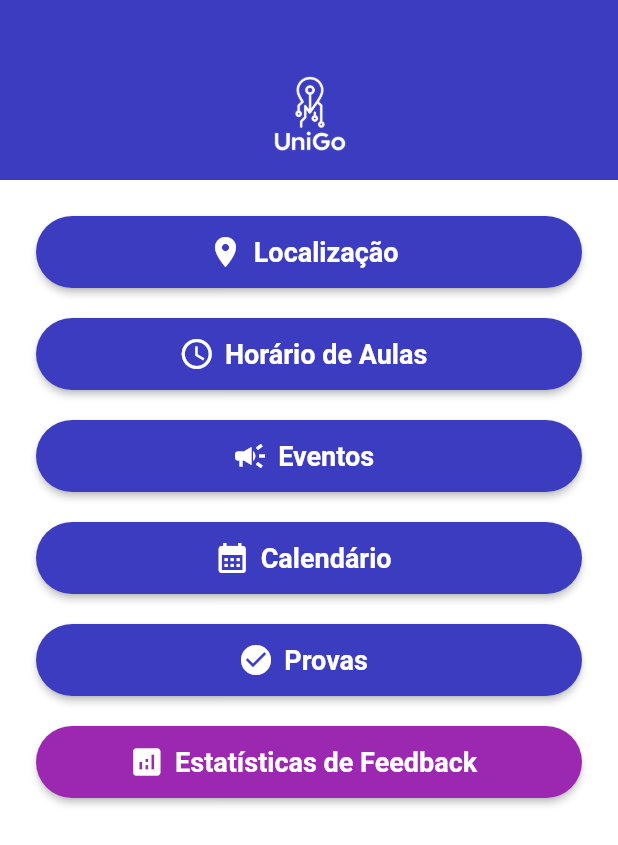
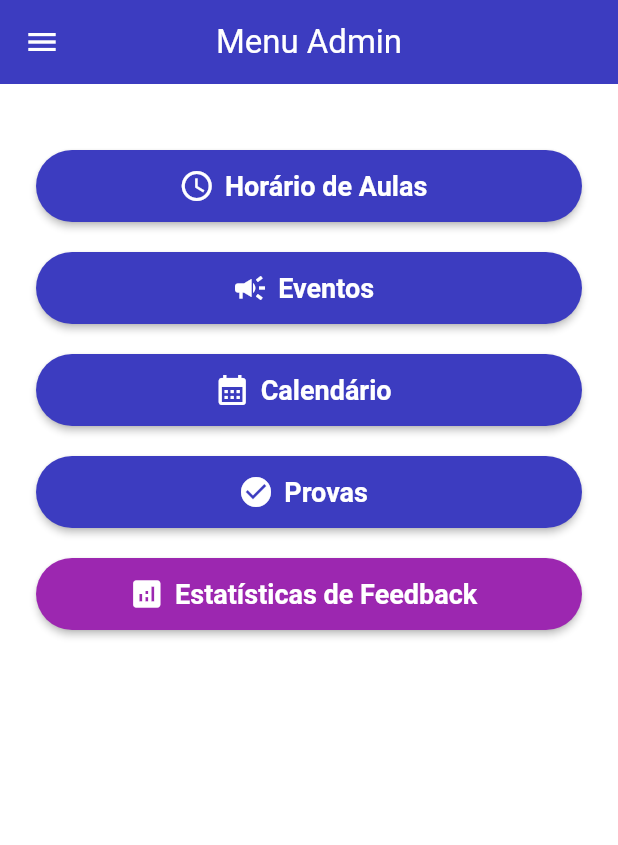
Before and after one commit to JenifferFerraz/unigo-frontend, a Flutter app: the AdminUploadPage screen opened by its route, on a phone screen of 412 x 824 dp. Shown: the top 845 px of the screen. Run offline on Flutter 3.47's test engine with Material 3 defaults, Android fonts, the phone set to English and light mode, and no system bars; our stand-ins replace dio, file_picker, fl_chart, flutter_dotenv, flutter_image_compress, flutter_map and 10 more; missing offline and left inert: excel, universal_html; accounts and stored records are empty; network calls fail.

Commit message:
feat: Aprimorar funcionalidade do mapa com marcador de usuário animado e integração da barra lateral
* Adicionado AnimatedUserMarker para melhorar a visualização da localização do usuário no mapa.
* Atualizado o MapWidget para utilizar o novo marcador animado.
* Integrada a Sidebar na AdminUploadPage para melhor navegação.
* Modificada a FeedbackPage para exibir a Sidebar condicionalmente, com base no status de autenticação do usuário.
* Melhorado o tratamento de permissões de localização na HomePage, incluindo indicadores de carregamento e mensagens de erro.

```diff
--- a/lib/features/admin/presentation/admin_upload_page.dart
+++ b/lib/features/admin/presentation/admin_upload_page.dart
@@ -6,6 +6,7 @@ import 'package:excel/excel.dart';
 import 'package:flutter/material.dart';
 import 'package:get/get.dart';
 import '../../../../routes/app_routes.dart';
+import '../../home/presentation/components/sidebar.dart';
 
 class AdminUploadPage extends StatelessWidget {
   const AdminUploadPage({Key? key}) : super(key: key);
@@ -15,32 +16,30 @@ class AdminUploadPage extends StatelessWidget {
     const appBlue = Color(0xFF3C3CC0);
     return Scaffold(
       backgroundColor: Colors.white,
+      drawer: Sidebar(),
+      appBar: AppBar(
+        backgroundColor: appBlue,
+        elevation: 0,
+        leading: Builder(
+          builder: (context) => IconButton(
+            icon: const Icon(Icons.menu, color: Colors.white),
+            onPressed: () {
+              Scaffold.of(context).openDrawer();
+            },
+          ),
+        ),
+        title: const Text('Menu Admin', style: TextStyle(color: Colors.white)),
+        centerTitle: true,
+      ),
       body: Column(
         crossAxisAlignment: CrossAxisAlignment.stretch,
         children: [
-          Container(
-            color: appBlue,
-            padding: const EdgeInsets.only(top: 48, bottom: 16),
-            child: Center(
-              child: Image.asset(
-                'assets/images/Logo.png',
-                height: 56,
-                color: Colors.white,
-              ),
-            ),
-          ),
           const SizedBox(height: 24),
           Padding(
             padding: const EdgeInsets.symmetric(horizontal: 24.0),
             child: Column(
               crossAxisAlignment: CrossAxisAlignment.stretch,
               children: [
-                _AdminNavButton(
-                  icon: Icons.location_on,
-                  label: 'Localização',
-                  color: appBlue,
-                  onTap: () => Get.toNamed(AppRoutes.LOCATION_SEARCH),
-                ),
                 const SizedBox(height: 20),
                 _AdminNavButton(
                   icon: Icons.schedule,
```
Also changed, not shown: lib/core/atoms/map/animated_user_marker.dart (added, +124 -0 lines), lib/core/atoms/map/map_widget.dart (+4 -21 lines), lib/features/feedback/presentation/feedback_page.dart (+28 -2 lines), lib/features/home/presentation/home_page.dart (+69 -1 lines), 1 other file.
